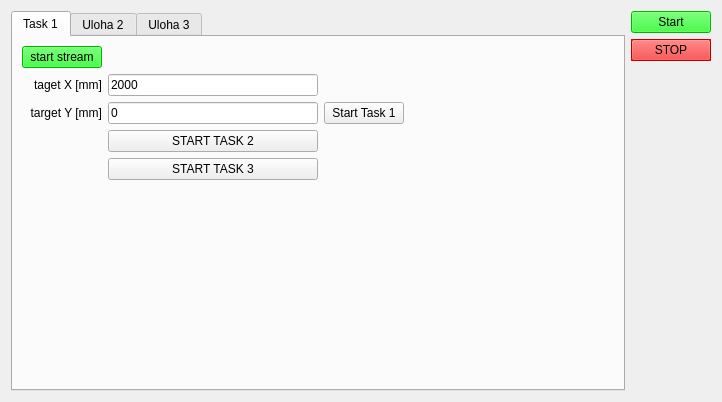
Qt form irobot/iRobotGUI.ui (amirhammad/iRobotCreate) before a commit.
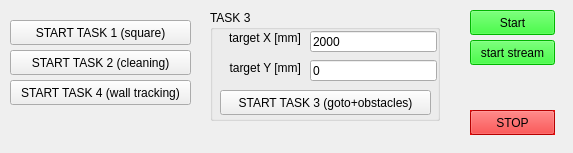
The same form after that commit.

Commit message: task4 finalize, gui remake

What changed in the file:
```diff
--- a/irobot/iRobotGUI.ui
+++ b/irobot/iRobotGUI.ui
@@ -6,18 +6,132 @@
    <rect>
     <x>0</x>
     <y>0</y>
-    <width>722</width>
-    <height>402</height>
+    <width>573</width>
+    <height>153</height>
    </rect>
   </property>
   <property name="windowTitle">
    <string>Form</string>
   </property>
-  <layout class="QGridLayout" name="gridLayout_2">
-   <item row="0" column="2">
-    <layout class="QVBoxLayout" name="verticalLayout">
-     <item>
+  <widget class="QPushButton" name="buttonTask1Go">
+   <property name="geometry">
+    <rect>
+     <x>10</x>
+     <y>20</y>
+     <width>181</width>
+     <height>25</height>
+    </rect>
+   </property>
+   <property name="text">
+    <string>START TASK 1 (square)</string>
+   </property>
+  </widget>
+  <widget class="QPushButton" name="buttonTask4Go">
+   <property name="geometry">
+    <rect>
+     <x>10</x>
+     <y>80</y>
+     <width>181</width>
+     <height>25</height>
+    </rect>
+   </property>
+   <property name="text">
+    <string>START TASK 4 (wall tracking)</string>
+   </property>
+  </widget>
+  <widget class="QGroupBox" name="groupBox">
+   <property name="geometry">
+    <rect>
+     <x>210</x>
+     <y>10</y>
+     <width>230</width>
+     <height>111</height>
+    </rect>
+   </property>
+   <property name="title">
+    <string>TASK 3</string>
+   </property>
+   <widget class="QLineEdit" name="task1LineEditTargetY">
+    <property name="geometry">
+     <rect>
+      <x>100</x>
+      <y>50</y>
+      <width>127</width>
+      <height>21</height>
+     </rect>
+    </property>
+    <property name="text">
+     <string>0</string>
+    </property>
+   </widget>
+   <widget class="QLabel" name="label_2">
+    <property name="geometry">
+     <rect>
+      <x>0</x>
+      <y>50</y>
+      <width>91</width>
+      <height>16</height>
+     </rect>
+    </property>
+    <property name="text">
+     <string>target Y [mm]</string>
+    </property>
+    <property name="alignment">
+     <set>Qt::AlignRight|Qt::AlignTrailing|Qt::AlignVCenter</set>
+    </property>
+   </widget>
+   <widget class="QLabel" name="label">
+    <property name="geometry">
+     <rect>
+      <x>0</x>
+      <y>20</y>
+      <width>91</width>
+      <height>16</height>
+     </rect>
+    </property>
+    <property name="text">
+     <string>target X [mm]</string>
+    </property>
+    <property name="alignment">
+     <set>Qt::AlignRight|Qt::AlignTrailing|Qt::AlignVCenter</set>
+    </property>
+   </widget>
+   <widget class="QLineEdit" name="task1LineEditTargetX">
+    <property name="geometry">
+     <rect>
+      <x>100</x>
+      <y>21</y>
+      <width>127</width>
+      <height>21</height>
+     </rect>
+    </property>
+    <property name="text">
+     <string>2000</string>
+    </property>
+   </widget>
+   <widget class="QPushButton" name="buttonTask3Go">
+    <property name="geometry">
+     <rect>
+      <x>10</x>
+      <y>80</y>
+      <width>211</width>
+      <height>25</height>
+     </rect>
+    </property>
+    <property name="text">
+     <string>START TASK 3 (goto+obstacles)</string>
+    </property>
+   </widget>
+  </widget>
       <widget class="QPushButton" name="buttonStart">
+   <property name="geometry">
+    <rect>
+     <x>470</x>
+     <y>10</y>
+     <width>85</width>
+     <height>25</height>
+    </rect>
+   </property>
        <property name="palette">
         <palette>
          <active>
@@ -443,9 +557,443 @@
         <bool>false</bool>
        </property>
       </widget>
-     </item>
-     <item>
+  <widget class="QPushButton" name="buttonStreamStart">
+   <property name="geometry">
+    <rect>
+     <x>470</x>
+     <y>40</y>
+     <width>85</width>
+     <height>25</height>
+    </rect>
+   </property>
+   <property name="palette">
+    <palette>
+     <active>
+      <colorrole role="WindowText">
+       <brush brushstyle="SolidPattern">
+        <color alpha="255">
+         <red>0</red>
+         <green>0</green>
+         <blue>0</blue>
+        </color>
+       </brush>
+      </colorrole>
+      <colorrole role="Button">
+       <brush brushstyle="SolidPattern">
+        <color alpha="255">
+         <red>0</red>
+         <green>255</green>
+         <blue>0</blue>
+        </color>
+       </brush>
+      </colorrole>
+      <colorrole role="Light">
+       <brush brushstyle="SolidPattern">
+        <color alpha="255">
+         <red>127</red>
+         <green>255</green>
+         <blue>127</blue>
+        </color>
+       </brush>
+      </colorrole>
+      <colorrole role="Midlight">
+       <brush brushstyle="SolidPattern">
+        <color alpha="255">
+         <red>63</red>
+         <green>255</green>
+         <blue>63</blue>
+        </color>
+       </brush>
+      </colorrole>
+      <colorrole role="Dark">
+       <brush brushstyle="SolidPattern">
+        <color alpha="255">
+         <red>0</red>
+         <green>127</green>
+         <blue>0</blue>
+        </color>
+       </brush>
+      </colorrole>
+      <colorrole role="Mid">
+       <brush brushstyle="SolidPattern">
+        <color alpha="255">
+         <red>0</red>
+         <green>170</green>
+         <blue>0</blue>
+        </color>
+       </brush>
+      </colorrole>
+      <colorrole role="Text">
+       <brush brushstyle="SolidPattern">
+        <color alpha="255">
+         <red>0</red>
+         <green>0</green>
+         <blue>0</blue>
+        </color>
+       </brush>
+      </colorrole>
+      <colorrole role="BrightText">
+       <brush brushstyle="SolidPattern">
+        <color alpha="255">
+         <red>255</red>
+         <green>255</green>
+         <blue>255</blue>
+        </color>
+       </brush>
+      </colorrole>
+      <colorrole role="ButtonText">
+       <brush brushstyle="SolidPattern">
+        <color alpha="255">
+         <red>0</red>
+         <green>0</green>
+         <blue>0</blue>
+        </color>
+       </brush>
+      </colorrole>
+      <colorrole role="Base">
+       <brush brushstyle="SolidPattern">
+        <color alpha="255">
+         <red>255</red>
+         <green>255</green>
+         <blue>255</blue>
+        </color>
+       </brush>
+      </colorrole>
+      <colorrole role="Window">
+       <brush brushstyle="SolidPattern">
+        <color alpha="255">
+         <red>0</red>
+         <green>255</green>
+         <blue>0</blue>
+        </color>
+       </brush>
+      </colorrole>
+      <colorrole role="Shadow">
+       <brush brushstyle="SolidPattern">
+        <color alpha="255">
+         <red>0</red>
+         <green>0</green>
+         <blue>0</blue>
+        </color>
+       </brush>
+      </colorrole>
+      <colorrole role="AlternateBase">
+       <brush brushstyle="SolidPattern">
+        <color alpha="255">
+         <red>127</red>
+         <green>255</green>
+         <blue>127</blue>
+        </color>
+       </brush>
+      </colorrole>
+      <colorrole role="ToolTipBase">
+       <brush brushstyle="SolidPattern">
+        <color alpha="255">
+         <red>255</red>
+         <green>255</green>
+         <blue>220</blue>
+        </color>
+       </brush>
+      </colorrole>
+      <colorrole role="ToolTipText">
+       <brush brushstyle="SolidPattern">
+        <color alpha="255">
+         <red>0</red>
+         <green>0</green>
+         <blue>0</blue>
+        </color>
+       </brush>
+      </colorrole>
+     </active>
+     <inactive>
+      <colorrole role="WindowText">
+       <brush brushstyle="SolidPattern">
+        <color alpha="255">
+         <red>0</red>
+         <green>0</green>
+         <blue>0</blue>
+        </color>
+       </brush>
+      </colorrole>
+      <colorrole role="Button">
+       <brush brushstyle="SolidPattern">
+        <color alpha="255">
+         <red>0</red>
+         <green>255</green>
+         <blue>0</blue>
+        </color>
+       </brush>
+      </colorrole>
+      <colorrole role="Light">
+       <brush brushstyle="SolidPattern">
+        <color alpha="255">
+         <red>127</red>
+         <green>255</green>
+         <blue>127</blue>
+        </color>
+       </brush>
+      </colorrole>
+      <colorrole role="Midlight">
+       <brush brushstyle="SolidPattern">
+        <color alpha="255">
+         <red>63</red>
+         <green>255</green>
+         <blue>63</blue>
+        </color>
+       </brush>
+      </colorrole>
+      <colorrole role="Dark">
+       <brush brushstyle="SolidPattern">
+        <color alpha="255">
+         <red>0</red>
+         <green>127</green>
+         <blue>0</blue>
+        </color>
+       </brush>
+      </colorrole>
+      <colorrole role="Mid">
+       <brush brushstyle="SolidPattern">
+        <color alpha="255">
+         <red>0</red>
+         <green>170</green>
+         <blue>0</blue>
+        </color>
+       </brush>
+      </colorrole>
+      <colorrole role="Text">
+       <brush brushstyle="SolidPattern">
+        <color alpha="255">
+         <red>0</red>
+         <green>0</green>
+         <blue>0</blue>
+        </color>
+       </brush>
+      </colorrole>
+      <colorrole role="BrightText">
+       <brush brushstyle="SolidPattern">
+        <color alpha="255">
+         <red>255</red>
+         <green>255</green>
+         <blue>255</blue>
+        </color>
+       </brush>
+      </colorrole>
+      <colorrole role="ButtonText">
+       <brush brushstyle="SolidPattern">
+        <color alpha="255">
+         <red>0</red>
+         <green>0</green>
+         <blue>0</blue>
+        </color>
+       </brush>
+      </colorrole>
+      <colorrole role="Base">
+       <brush brushstyle="SolidPattern">
+        <color alpha="255">
+         <red>255</red>
+         <green>255</green>
+         <blue>255</blue>
+        </color>
+       </brush>
+      </colorrole>
+      <colorrole role="Window">
+       <brush brushstyle="SolidPattern">
+        <color alpha="255">
+         <red>0</red>
+         <green>255</green>
+         <blue>0</blue>
+        </color>
+       </brush>
+      </colorrole>
+      <colorrole role="Shadow">
+       <brush brushstyle="SolidPattern">
+        <color alpha="255">
+         <red>0</red>
+         <green>0</green>
+         <blue>0</blue>
+        </color>
+       </brush>
+      </colorrole>
+      <colorrole role="AlternateBase">
+       <brush brushstyle="SolidPattern">
+        <color alpha="255">
+         <red>127</red>
+         <green>255</green>
+         <blue>127</blue>
+        </color>
+       </brush>
+      </colorrole>
+      <colorrole role="ToolTipBase">
+       <brush brushstyle="SolidPattern">
+        <color alpha="255">
+         <red>255</red>
+         <green>255</green>
+         <blue>220</blue>
+        </color>
+       </brush>
+      </colorrole>
+      <colorrole role="ToolTipText">
+       <brush brushstyle="SolidPattern">
+        <color alpha="255">
+         <red>0</red>
+         <green>0</green>
+         <blue>0</blue>
+        </color>
+       </brush>
+      </colorrole>
+     </inactive>
+     <disabled>
+      <colorrole role="WindowText">
+       <brush brushstyle="SolidPattern">
+        <color alpha="255">
+         <red>0</red>
+         <green>127</green>
+         <blue>0</blue>
+        </color>
+       </brush>
+      </colorrole>
+      <colorrole role="Button">
+       <brush brushstyle="SolidPattern">
+        <color alpha="255">
+         <red>0</red>
+         <green>255</green>
+         <blue>0</blue>
+        </color>
+       </brush>
+      </colorrole>
+      <colorrole role="Light">
+       <brush brushstyle="SolidPattern">
+        <color alpha="255">
+         <red>127</red>
+         <green>255</green>
+         <blue>127</blue>
+        </color>
+       </brush>
+      </colorrole>
+      <colorrole role="Midlight">
+       <brush brushstyle="SolidPattern">
+        <color alpha="255">
+         <red>63</red>
+         <green>255</green>
+         <blue>63</blue>
+        </color>
+       </brush>
+      </colorrole>
+      <colorrole role="Dark">
+       <brush brushstyle="SolidPattern">
+        <color alpha="255">
+         <red>0</red>
+         <green>127</green>
+         <blue>0</blue>
+        </color>
+       </brush>
+      </colorrole>
+      <colorrole role="Mid">
+       <brush brushstyle="SolidPattern">
+        <color alpha="255">
+         <red>0</red>
+         <green>170</green>
+         <blue>0</blue>
+        </color>
+       </brush>
+      </colorrole>
+      <colorrole role="Text">
+       <brush brushstyle="SolidPattern">
+        <color alpha="255">
+         <red>0</red>
+         <green>127</green>
+         <blue>0</blue>
+        </color>
+       </brush>
+      </colorrole>
+      <colorrole role="BrightText">
+       <brush brushstyle="SolidPattern">
+        <color alpha="255">
+         <red>255</red>
+         <green>255</green>
+         <blue>255</blue>
+        </color>
+       </brush>
+      </colorrole>
+      <colorrole role="ButtonText">
+       <brush brushstyle="SolidPattern">
+        <color alpha="255">
+         <red>0</red>
+         <green>127</green>
+         <blue>0</blue>
+        </color>
+       </brush>
+      </colorrole>
+      <colorrole role="Base">
+       <brush brushstyle="SolidPattern">
+        <color alpha="255">
+         <red>0</red>
+         <green>255</green>
+         <blue>0</blue>
+        </color>
+       </brush>
+      </colorrole>
+      <colorrole role="Window">
+       <brush brushstyle="SolidPattern">
+        <color alpha="255">
+         <red>0</red>
+         <green>255</green>
+         <blue>0</blue>
+        </color>
+       </brush>
+      </colorrole>
+      <colorrole role="Shadow">
+       <brush brushstyle="SolidPattern">
+        <color alpha="255">
+         <red>0</red>
+         <green>0</green>
+         <blue>0</blue>
+        </color>
+       </brush>
+      </colorrole>
+      <colorrole role="AlternateBase">
+       <brush brushstyle="SolidPattern">
+        <color alpha="255">
+         <red>0</red>
+         <green>255</green>
+         <blue>0</blue>
+        </color>
+       </brush>
+      </colorrole>
+      <colorrole role="ToolTipBase">
+       <brush brushstyle="SolidPattern">
+        <color alpha="255">
+         <red>255</red>
+         <green>255</green>
+         <blue>220</blue>
+        </color>
+       </brush>
+      </colorrole>
+      <colorrole role="ToolTipText">
+       <brush brushstyle="SolidPattern">
+        <color alpha="255">
+         <red>0</red>
+         <green>0</green>
+         <blue>0</blue>
+        </color>
+       </brush>
+      </colorrole>
+     </disabled>
+    </palette>
+   </property>
+   <property name="text">
+    <string>start stream</string>
+   </property>
+  </widget>
       <widget class="QPushButton" name="buttonStop">
+   <property name="geometry">
+    <rect>
+     <x>470</x>
+     <y>110</y>
+     <width>85</width>
+     <height>25</height>
+    </rect>
+   </property>
        <property name="palette">
         <palette>
          <active>
@@ -871,550 +1419,19 @@
         <bool>false</bool>
        </property>
       </widget>
-     </item>
-     <item>
-      <spacer name="verticalSpacer">
-       <property name="orientation">
-        <enum>Qt::Vertical</enum>
-       </property>
-       <property name="sizeHint" stdset="0">
-        <size>
-         <width>20</width>
-         <height>40</height>
-        </size>
-       </property>
-      </spacer>
-     </item>
-    </layout>
-   </item>
-   <item row="0" column="1">
-    <widget class="QTabWidget" name="tabWidget">
-     <property name="currentIndex">
-      <number>0</number>
-     </property>
-     <widget class="QWidget" name="tab">
-      <attribute name="title">
-       <string>Task 1</string>
-      </attribute>
-      <layout class="QGridLayout" name="gridLayout">
-       <item row="5" column="0">
-        <spacer name="verticalSpacer_2">
-         <property name="orientation">
-          <enum>Qt::Vertical</enum>
-         </property>
-         <property name="sizeHint" stdset="0">
-          <size>
-           <width>20</width>
-           <height>40</height>
-          </size>
-         </property>
-        </spacer>
-       </item>
-       <item row="0" column="0">
-        <widget class="QPushButton" name="buttonTask1Start">
-         <property name="palette">
-          <palette>
-           <active>
-            <colorrole role="WindowText">
-             <brush brushstyle="SolidPattern">
-              <color alpha="255">
-               <red>0</red>
-               <green>0</green>
-               <blue>0</blue>
-              </color>
-             </brush>
-            </colorrole>
-            <colorrole role="Button">
-             <brush brushstyle="SolidPattern">
-              <color alpha="255">
-               <red>0</red>
-               <green>255</green>
-               <blue>0</blue>
-              </color>
-             </brush>
-            </colorrole>
-            <colorrole role="Light">
-             <brush brushstyle="SolidPattern">
-              <color alpha="255">
-               <red>127</red>
-               <green>255</green>
-               <blue>127</blue>
-              </color>
-             </brush>
-            </colorrole>
-            <colorrole role="Midlight">
-             <brush brushstyle="SolidPattern">
-              <color alpha="255">
-               <red>63</red>
-               <green>255</green>
-               <blue>63</blue>
-              </color>
-             </brush>
-            </colorrole>
-            <colorrole role="Dark">
-             <brush brushstyle="SolidPattern">
-              <color alpha="255">
-               <red>0</red>
-               <green>127</green>
-               <blue>0</blue>
-              </color>
-             </brush>
-            </colorrole>
-            <colorrole role="Mid">
-             <brush brushstyle="SolidPattern">
-              <color alpha="255">
-               <red>0</red>
-               <green>170</green>
-               <blue>0</blue>
-              </color>
-             </brush>
-            </colorrole>
-            <colorrole role="Text">
-             <brush brushstyle="SolidPattern">
-              <color alpha="255">
-               <red>0</red>
-               <green>0</green>
-               <blue>0</blue>
-              </color>
-             </brush>
-            </colorrole>
-            <colorrole role="BrightText">
-             <brush brushstyle="SolidPattern">
-              <color alpha="255">
-               <red>255</red>
-               <green>255</green>
-               <blue>255</blue>
-              </color>
-             </brush>
-            </colorrole>
-            <colorrole role="ButtonText">
-             <brush brushstyle="SolidPattern">
-              <color alpha="255">
-               <red>0</red>
-               <green>0</green>
-               <blue>0</blue>
-              </color>
-             </brush>
-            </colorrole>
-            <colorrole role="Base">
-             <brush brushstyle="SolidPattern">
-              <color alpha="255">
-               <red>255</red>
-               <green>255</green>
-               <blue>255</blue>
-              </color>
-             </brush>
-            </colorrole>
-            <colorrole role="Window">
-             <brush brushstyle="SolidPattern">
-              <color alpha="255">
-               <red>0</red>
-               <green>255</green>
-               <blue>0</blue>
-              </color>
-             </brush>
-            </colorrole>
-            <colorrole role="Shadow">
-             <brush brushstyle="SolidPattern">
-              <color alpha="255">
-               <red>0</red>
-               <green>0</green>
-               <blue>0</blue>
-              </color>
-             </brush>
-            </colorrole>
-            <colorrole role="AlternateBase">
-             <brush brushstyle="SolidPattern">
-              <color alpha="255">
-               <red>127</red>
-               <green>255</green>
-               <blue>127</blue>
-              </color>
-             </brush>
-            </colorrole>
-            <colorrole role="ToolTipBase">
-             <brush brushstyle="SolidPattern">
-              <color alpha="255">
-               <red>255</red>
-               <green>255</green>
-               <blue>220</blue>
-              </color>
-             </brush>
-            </colorrole>
-            <colorrole role="ToolTipText">
-             <brush brushstyle="SolidPattern">
-              <color alpha="255">
-               <red>0</red>
-               <green>0</green>
-               <blue>0</blue>
-              </color>
-             </brush>
-            </colorrole>
-           </active>
-           <inactive>
-            <colorrole role="WindowText">
-             <brush brushstyle="SolidPattern">
-              <color alpha="255">
-               <red>0</red>
-               <green>0</green>
-               <blue>0</blue>
-              </color>
-             </brush>
-            </colorrole>
-            <colorrole role="Button">
-             <brush brushstyle="SolidPattern">
-              <color alpha="255">
-               <red>0</red>
-               <green>255</green>
-               <blue>0</blue>
-              </color>
-             </brush>
-            </colorrole>
-            <colorrole role="Light">
-             <brush brushstyle="SolidPattern">
-              <color alpha="255">
-               <red>127</red>
-               <green>255</green>
-               <blue>127</blue>
-              </color>
-             </brush>
-            </colorrole>
-            <colorrole role="Midlight">
-             <brush brushstyle="SolidPattern">
-              <color alpha="255">
-               <red>63</red>
-               <green>255</green>
-               <blue>63</blue>
-              </color>
-             </brush>
-            </colorrole>
-            <colorrole role="Dark">
-             <brush brushstyle="SolidPattern">
-              <color alpha="255">
-               <red>0</red>
-               <green>127</green>
-               <blue>0</blue>
-              </color>
-             </brush>
-            </colorrole>
-            <colorrole role="Mid">
-             <brush brushstyle="SolidPattern">
-              <color alpha="255">
-               <red>0</red>
-               <green>170</green>
-               <blue>0</blue>
-              </color>
-             </brush>
-            </colorrole>
-            <colorrole role="Text">
-             <brush brushstyle="SolidPattern">
-              <color alpha="255">
-               <red>0</red>
-               <green>0</green>
-               <blue>0</blue>
-              </color>
-             </brush>
-            </colorrole>
-            <colorrole role="BrightText">
-             <brush brushstyle="SolidPattern">
-              <color alpha="255">
-               <red>255</red>
-               <green>255</green>
-               <blue>255</blue>
-              </color>
-             </brush>
-            </colorrole>
-            <colorrole role="ButtonText">
-             <brush brushstyle="SolidPattern">
-              <color alpha="255">
-               <red>0</red>
-               <green>0</green>
-               <blue>0</blue>
-              </color>
-             </brush>
-            </colorrole>
-            <colorrole role="Base">
-             <brush brushstyle="SolidPattern">
-              <color alpha="255">
-               <red>255</red>
-               <green>255</green>
-               <blue>255</blue>
-              </color>
-             </brush>
-            </colorrole>
-            <colorrole role="Window">
-             <brush brushstyle="SolidPattern">
-              <color alpha="255">
-               <red>0</red>
-               <green>255</green>
-               <blue>0</blue>
-              </color>
-             </brush>
-            </colorrole>
-            <colorrole role="Shadow">
-             <brush brushstyle="SolidPattern">
-              <color alpha="255">
-               <red>0</red>
-               <green>0</green>
-               <blue>0</blue>
-              </color>
-             </brush>
-            </colorrole>
-            <colorrole role="AlternateBase">
-             <brush brushstyle="SolidPattern">
-              <color alpha="255">
-               <red>127</red>
-               <green>255</green>
-               <blue>127</blue>
-              </color>
-             </brush>
-            </colorrole>
-            <colorrole role="ToolTipBase">
-             <brush brushstyle="SolidPattern">
-              <color alpha="255">
-               <red>255</red>
-               <green>255</green>
-               <blue>220</blue>
-              </color>
-             </brush>
-            </colorrole>
-            <colorrole role="ToolTipText">
-             <brush brushstyle="SolidPattern">
-              <color alpha="255">
-               <red>0</red>
-               <green>0</green>
-               <blue>0</blue>
-              </color>
-             </brush>
-            </colorrole>
-           </inactive>
-           <disabled>
-            <colorrole role="WindowText">
-             <brush brushstyle="SolidPattern">
-              <color alpha="255">
-               <red>0</red>
-               <green>127</green>
-               <blue>0</blue>
-              </color>
-             </brush>
-            </colorrole>
-            <colorrole role="Button">
-             <brush brushstyle="SolidPattern">
-              <color alpha="255">
-               <red>0</red>
-               <green>255</green>
-               <blue>0</blue>
-              </color>
-             </brush>
-            </colorrole>
-            <colorrole role="Light">
-             <brush brushstyle="SolidPattern">
-              <color alpha="255">
-               <red>127</red>
-               <green>255</green>
-               <blue>127</blue>
-              </color>
-             </brush>
-            </colorrole>
-            <colorrole role="Midlight">
-             <brush brushstyle="SolidPattern">
-              <color alpha="255">
-               <red>63</red>
-               <green>255</green>
-               <blue>63</blue>
-              </color>
-             </brush>
-            </colorrole>
-            <colorrole role="Dark">
-             <brush brushstyle="SolidPattern">
-              <color alpha="255">
-               <red>0</red>
-               <green>127</green>
-               <blue>0</blue>
-              </color>
-             </brush>
-            </colorrole>
-            <colorrole role="Mid">
-             <brush brushstyle="SolidPattern">
-              <color alpha="255">
-               <red>0</red>
-               <green>170</green>
-               <blue>0</blue>
-              </color>
-             </brush>
-            </colorrole>
-            <colorrole role="Text">
-             <brush brushstyle="SolidPattern">
-              <color alpha="255">
-               <red>0</red>
-               <green>127</green>
-               <blue>0</blue>
-              </color>
-             </brush>
-            </colorrole>
-            <colorrole role="BrightText">
-             <brush brushstyle="SolidPattern">
-              <color alpha="255">
-               <red>255</red>
-               <green>255</green>
-               <blue>255</blue>
-              </color>
-             </brush>
-            </colorrole>
-            <colorrole role="ButtonText">
-             <brush brushstyle="SolidPattern">
-              <color alpha="255">
-               <red>0</red>
-               <green>127</green>
-               <blue>0</blue>
-              </color>
-             </brush>
-            </colorrole>
-            <colorrole role="Base">
-             <brush brushstyle="SolidPattern">
-              <color alpha="255">
-               <red>0</red>
-               <green>255</green>
-               <blue>0</blue>
-              </color>
-             </brush>
-            </colorrole>
-            <colorrole role="Window">
-             <brush brushstyle="SolidPattern">
-              <color alpha="255">
-               <red>0</red>
-               <green>255</green>
-               <blue>0</blue>
-              </color>
-             </brush>
-            </colorrole>
-            <colorrole role="Shadow">
-             <brush brushstyle="SolidPattern">
-              <color alpha="255">
-               <red>0</red>
-               <green>0</green>
-               <blue>0</blue>
-              </color>
-             </brush>
-            </colorrole>
-            <colorrole role="AlternateBase">
-             <brush brushstyle="SolidPattern">
-              <color alpha="255">
-               <red>0</red>
-               <green>255</green>
-               <blue>0</blue>
-              </color>
-             </brush>
-            </colorrole>
-            <colorrole role="ToolTipBase">
-             <brush brushstyle="SolidPattern">
-              <color alpha="255">
-               <red>255</red>
-               <green>255</green>
-               <blue>220</blue>
-              </color>
-             </brush>
-            </colorrole>
-            <colorrole role="ToolTipText">
-             <brush brushstyle="SolidPattern">
-              <color alpha="255">
-               <red>0</red>
-               <green>0</green>
-               <blue>0</blue>
-              </color>
-             </brush>
-            </colorrole>
-           </disabled>
-          </palette>
-         </property>
-         <property name="text">
-          <string>start stream</string>
-         </property>
-        </widget>
-       </item>
-       <item row="0" column="3">
-        <spacer name="horizontalSpacer">
-         <property name="orientation">
-          <enum>Qt::Horizontal</enum>
-         </property>
-         <property name="sizeHint" stdset="0">
-          <size>
-           <width>40</width>
-           <height>20</height>
-          </size>
-         </property>
-        </spacer>
-       </item>
-       <item row="1" column="0">
-        <widget class="QLabel" name="label">
-         <property name="text">
-          <string>taget X [mm]</string>
-         </property>
-         <property name="alignment">
-          <set>Qt::AlignRight|Qt::AlignTrailing|Qt::AlignVCenter</set>
-         </property>
-        </widget>
-       </item>
-       <item row="2" column="0">
-        <widget class="QLabel" name="label_2">
-         <property name="text">
-          <string>target Y [mm]</string>
-         </property>
-         <property name="alignment">
-          <set>Qt::AlignRight|Qt::AlignTrailing|Qt::AlignVCenter</set>
-         </property>
-        </widget>
-       </item>
-       <item row="2" column="1">
-        <widget class="QLineEdit" name="task1LineEditTargetY">
-         <property name="text">
-          <string>0</string>
-         </property>
-        </widget>
-       </item>
-       <item row="1" column="1">
-        <widget class="QLineEdit" name="task1LineEditTargetX">
-         <property name="text">
-          <string>2000</string>
-         </property>
-        </widget>
-       </item>
-       <item row="2" column="2">
-        <widget class="QPushButton" name="buttonTask1Go">
-         <property name="text">
-          <string>Start Task 1</string>
-         </property>
-        </widget>
-       </item>
-       <item row="3" column="1">
         <widget class="QPushButton" name="buttonTask2Go">
-         <property name="text">
-          <string>START TASK 2</string>
-         </property>
-        </widget>
-       </item>
-       <item row="4" column="1">
-        <widget class="QPushButton" name="buttonTask3Go">
+   <property name="geometry">
+    <rect>
+     <x>10</x>
+     <y>50</y>
+     <width>181</width>
+     <height>25</height>
+    </rect>
+   </property>
          <property name="text">
-          <string>START TASK 3</string>
-         </property>
-        </widget>
-       </item>
-      </layout>
-     </widget>
-     <widget class="QWidget" name="tab_2">
-      <attribute name="title">
-       <string>Uloha 2</string>
-      </attribute>
-     </widget>
-     <widget class="QWidget" name="tab_3">
-      <attribute name="title">
-       <string>Uloha 3</string>
-      </attribute>
-     </widget>
-    </widget>
-   </item>
-  </layout>
+    <string>START TASK 2 (cleaning)</string>
+   </property>
+  </widget>
  </widget>
  <resources/>
  <connections>
```
Left out of the diff: 28 changed lines with no effect on the pictures. Lines whose indentation alone changed are shown as unchanged. The commit also changes 1 other file.
